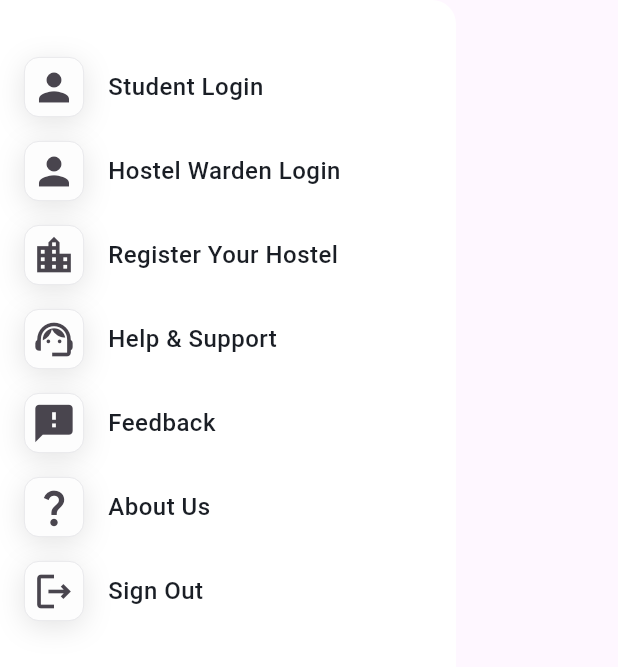
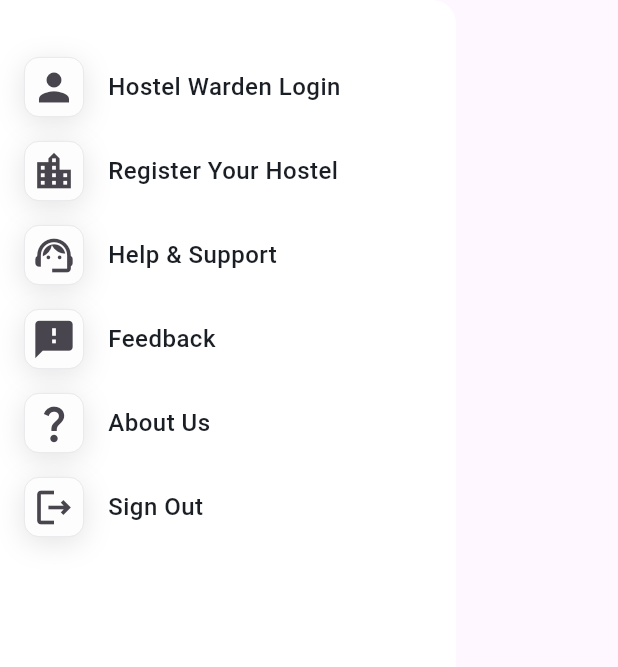
Before and after one commit to dipeshrawal/Hostel_Finder, a Flutter app: the Navigation_Slider widget shown alone on an empty page, opened directly, on a phone screen of 412 x 824 dp. Shown: the top 667 px of the screen. Run offline on Flutter 3.47's test engine with Material 3 defaults, Android fonts, the phone set to English and light mode, and no system bars; our stand-ins replace get, icons_plus; Roboto replaces fonts that are missing (Hind).

Commit message:
student commit

```diff
--- a/lib/Navigation_Slider.dart
+++ b/lib/Navigation_Slider.dart
@@ -12,39 +12,39 @@ class Navigation_Slider extends StatelessWidget {
       child: ListView(
         children: [
           SizedBox(height: 30,),
-          ListTile(
-            leading: Container(
-                height:40,
-                width:40,
-              decoration: ShapeDecoration(
-                color: Color(0xFFFDFDFD),
-                shape: RoundedRectangleBorder(
-                  side: BorderSide(width: 0.50, color: Color(0xFFE3E3E7)),
-                  borderRadius: BorderRadius.circular(10),
-                ),
-                shadows: [
-                  BoxShadow(
-                    color: Color(0x26454545),
-                    blurRadius: 16,
-                    offset: Offset(0, 4),
-                    spreadRadius: 0,
-                  )
-                ],
-              ),
-                child: Icon(Icons.person,size: 30),),
-            title: Text(
-              'Student Login',
-              style: TextStyle(
-                color: Color(0xFF1A1E25),
-                fontSize: 16,
-                fontFamily: 'Hind',
-                fontWeight: FontWeight.w500,
-                height: 0.06,
-                letterSpacing: 0.32,
-              ),
-            ),
-            onTap: () => Sign_Up(),
-          ),
+          // ListTile(
+          //   leading: Container(
+          //       height:40,
+          //       width:40,
+          //     decoration: ShapeDecoration(
+          //       color: Color(0xFFFDFDFD),
+          //       shape: RoundedRectangleBorder(
+          //         side: BorderSide(width: 0.50, color: Color(0xFFE3E3E7)),
+          //         borderRadius: BorderRadius.circular(10),
+          //       ),
+          //       shadows: [
+          //         BoxShadow(
+          //           color: Color(0x26454545),
+          //           blurRadius: 16,
+          //           offset: Offset(0, 4),
+          //           spreadRadius: 0,
+          //         )
+          //       ],
+          //     ),
+          //       child: Icon(Icons.person,size: 30),),
+          //   title: Text(
+          //     'Student Login',
+          //     style: TextStyle(
+          //       color: Color(0xFF1A1E25),
+          //       fontSize: 16,
+          //       fontFamily: 'Hind',
+          //       fontWeight: FontWeight.w500,
+          //       height: 0.06,
+          //       letterSpacing: 0.32,
+          //     ),
+          //   ),
+          //   onTap: () => Sign_Up(),
+          // ),
           ListTile(
             leading: Container(
               height:40,
--- a/lib/Welcome_Page.dart
+++ b/lib/Welcome_Page.dart
@@ -34,7 +34,6 @@ class welcomepage_state extends State<Welcome_Page>{
                   image: DecorationImage(
                     image: AssetImage('assets/images/second_background.png'),
                     fit: BoxFit.fill,
-
                   ),
                 ),
               ),
@@ -126,7 +125,7 @@ class welcomepage_state extends State<Welcome_Page>{
               ),
               Positioned(
                   bottom: 150,
-                  left: 50,
+                  left: size.width/10,
                   child: Center(
                     child: TextButton(
                       onPressed: () {
@@ -135,7 +134,7 @@ class welcomepage_state extends State<Welcome_Page>{
                         //Act when the button is pressed
                       },
                       child: Text(
-                        'Get Started                  ',
+                        'Get Started                         ',
                         textAlign: TextAlign.center,
                         style: TextStyle(
                           color: Colors.white,
@@ -150,7 +149,7 @@ class welcomepage_state extends State<Welcome_Page>{
                       ),
                     ),
 
-                  )),
+                  ) ),
             ]
         ),
 
```
